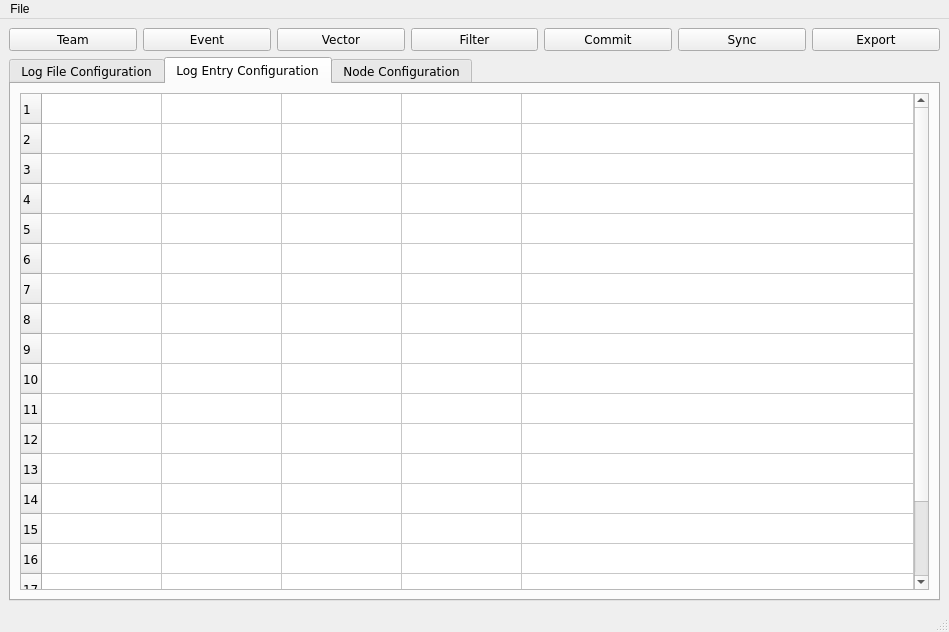
Before: the Qt Designer form ui/main_window.ui in CS4311-spring-2020/pick-tool-team14-keikaku, drawn with Qt 5.
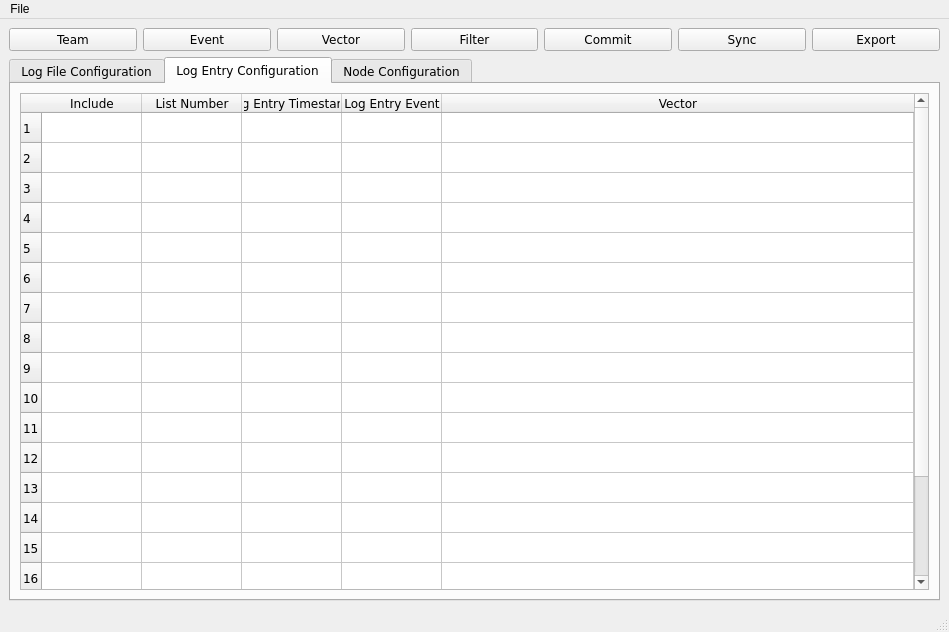
After: the same form once the commit is applied. The open tabs and pages were chosen to show the change. Icons and pictures are not drawn.

Commit message: Added Software Configuration Management plan. Fixed showHorizontalHeader property in Log Entry Configuration.

What changed in the file:
```diff
--- a/ui/main_window.ui
+++ b/ui/main_window.ui
@@ -576,30 +576,9 @@
             <family>Verdana</family>
            </font>
           </property>
-          <attribute name="horizontalHeaderVisible">
-           <bool>false</bool>
-          </attribute>
-          <attribute name="horizontalHeaderCascadingSectionResizes">
-           <bool>false</bool>
-          </attribute>
-          <attribute name="horizontalHeaderDefaultSectionSize">
-           <number>120</number>
-          </attribute>
-          <attribute name="horizontalHeaderMinimumSectionSize">
-           <number>60</number>
-          </attribute>
-          <attribute name="horizontalHeaderShowSortIndicator" stdset="0">
-           <bool>true</bool>
-          </attribute>
           <attribute name="horizontalHeaderStretchLastSection">
            <bool>true</bool>
           </attribute>
-          <attribute name="verticalHeaderCascadingSectionResizes">
-           <bool>false</bool>
-          </attribute>
-          <attribute name="verticalHeaderStretchLastSection">
-           <bool>false</bool>
-          </attribute>
           <row>
            <property name="text">
             <string>1</string>
```
The commit also changes 1 other file.
